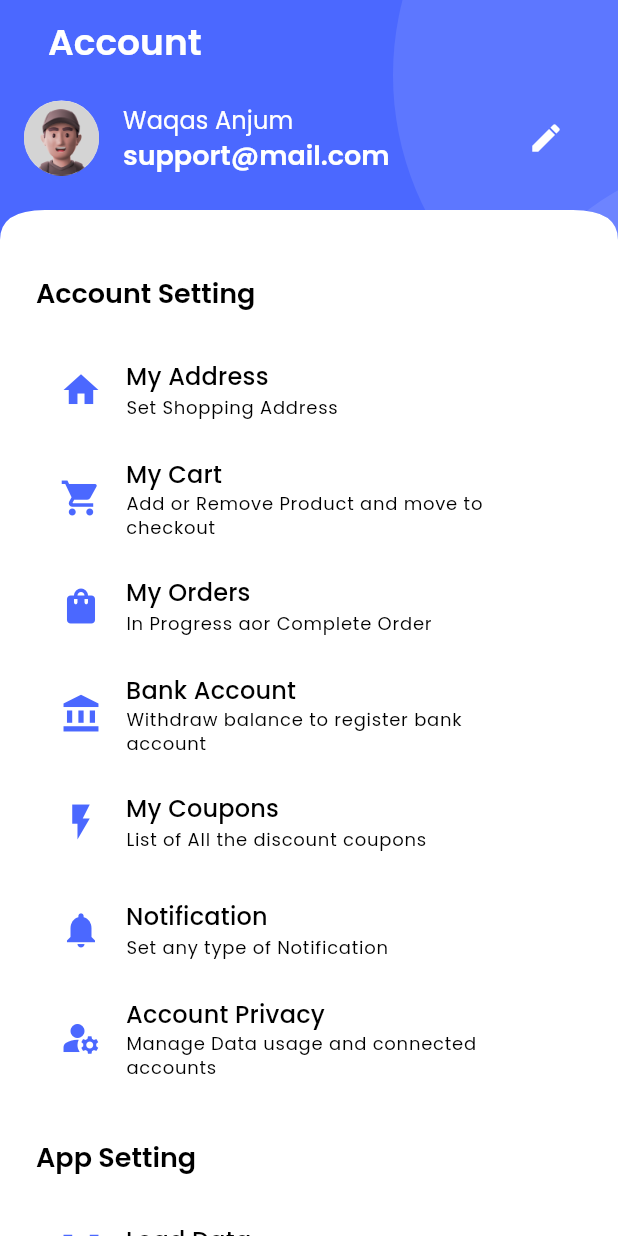
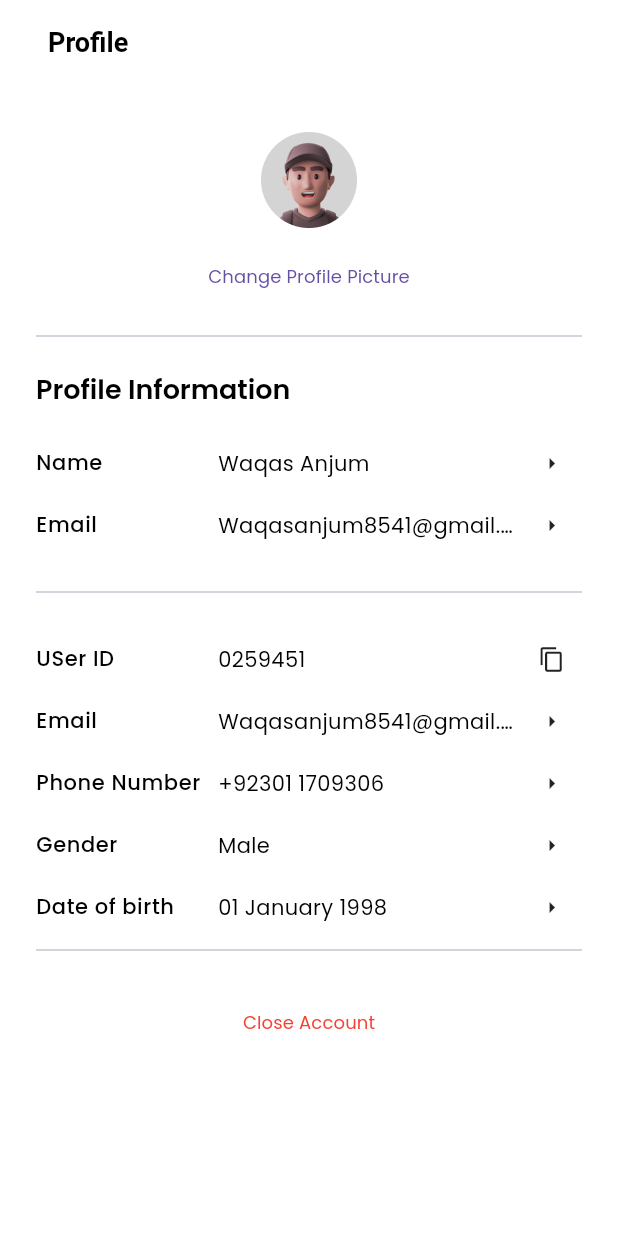
Before and after one commit to waqassanjum/E_Commerce_App, a Flutter app: the SettingScreen screen opened directly, after a tap on the "edit" icon, on a phone screen of 412 x 824 dp. Run offline on Flutter 3.47's test engine with Material 3 defaults, Android fonts, the light colour scheme and no system bars; our stand-ins replace carousel_slider, get, get_storage, logger, smooth_page_indicator; accounts and stored records are empty; Roboto replaces fonts that are missing (poppins).

Commit message:
Your commit message here

```diff
--- a/lib/common/widgets/appbar/appbar.dart
+++ b/lib/common/widgets/appbar/appbar.dart
@@ -1,5 +1,7 @@
+import 'package:e_commerce/utils/constants/colors.dart';
 import 'package:e_commerce/utils/constants/sizes.dart';
 import 'package:e_commerce/utils/device/device_utility.dart';
+import 'package:e_commerce/utils/helpers/helper_function.dart';
 import 'package:flutter/material.dart';
 import 'package:get/get.dart';
 
@@ -20,13 +22,18 @@ class TAppBar extends StatelessWidget implements PreferredSizeWidget {
   final VoidCallback? leadingOnPressed;
   @override
   Widget build(BuildContext context) {
+    final dark = THelperFunction.isDarkMode(context);
     return Padding(
       padding: EdgeInsets.symmetric(horizontal: TSizes.md),
       child: AppBar(
         automaticallyImplyLeading: false,
         leading: showBackArrow
             ? IconButton(
-                onPressed: () => Get.back, icon: Icon(Icons.arrow_left))
+                onPressed: () => Get.back,
+                icon: Icon(
+                  Icons.arrow_left,
+                  color: dark ? TColors.white : TColors.black,
+                ))
             : leadingIcon != null
                 ? IconButton(
                     onPressed: leadingOnPressed, icon: Icon(leadingIcon))
--- a/lib/common/widgets/products/product_card_vertical.dart
+++ b/lib/common/widgets/products/product_card_vertical.dart
@@ -5,11 +5,13 @@ import 'package:e_commerce/common/widgets/products/icons/t_circular.dart';
 import 'package:e_commerce/common/widgets/products/product_price/product_price_text.dart';
 import 'package:e_commerce/common/widgets/texts/product_title.dart';
 import 'package:e_commerce/common/widgets/texts/t_brand_title_text_with_verification_icon.dart';
+import 'package:e_commerce/features/shop/screens/product_details/product_details.dart';
 import 'package:e_commerce/utils/constants/colors.dart';
 import 'package:e_commerce/utils/constants/images_strings.dart';
 import 'package:e_commerce/utils/constants/sizes.dart';
 import 'package:e_commerce/utils/helpers/helper_function.dart';
 import 'package:flutter/material.dart';
+import 'package:get/get.dart';
 
 class TProductCardVertical extends StatelessWidget {
   const TProductCardVertical({super.key});
@@ -18,7 +20,7 @@ class TProductCardVertical extends StatelessWidget {
   Widget build(BuildContext context) {
     final dark = THelperFunction.isDarkMode(context);
     return GestureDetector(
-      onTap: () {},
+      onTap: () => Get.to(() => ProductDetail()),
       child: Container(
         width: 180,
         padding: EdgeInsets.all(1),
--- a/lib/features/authentication/screen/login/widgets/widget/login_form.dart
+++ b/lib/features/authentication/screen/login/widgets/widget/login_form.dart
@@ -21,7 +21,9 @@ class TLoginForm extends StatelessWidget {
           children: [
             TextFormField(
               decoration: InputDecoration(
-                  prefixIcon: Icon(Icons.email), labelText: TTexts.email),
+                prefixIcon: Icon(Icons.email),
+                labelText: TTexts.email,
+              ),
             ),
 
             const SizedBox(height: TSizes.spaceBtwInputField),
--- /dev/null
+++ b/lib/features/personalization/screens/profile/profile.dart
@@ -0,0 +1,112 @@
+import 'package:e_commerce/common/widgets/appbar/appbar.dart';
+import 'package:e_commerce/common/widgets/images/t_circular_image.dart';
+import 'package:e_commerce/common/widgets/texts/section_heading.dart';
+import 'package:e_commerce/features/personalization/screens/profile/widgets/profile_menu.dart';
+import 'package:e_commerce/features/personalization/screens/setting/setting.dart';
+import 'package:e_commerce/utils/constants/images_strings.dart';
+import 'package:e_commerce/utils/constants/sizes.dart';
+// import 'package:e_commerce/utils/helpers/helper_function.dart';
+import 'package:flutter/material.dart';
+import 'package:get/get.dart';
+
+class ProfileScreen extends StatelessWidget {
+  const ProfileScreen({super.key});
+
+  @override
+  Widget build(BuildContext context) {
+    // final dark = THelperFunction.isDarkMode(context);
+    return Scaffold(
+      appBar: TAppBar(
+        showBackArrow: false,
+        title: Text('Profile'),
+      ),
+      // Body
+      body: SingleChildScrollView(
+        child: Padding(
+          padding: EdgeInsets.all(TSizes.defaultSpace),
+          child: Column(
+            children: [
+              SizedBox(
+                width: double.infinity,
+                child: Column(
+                  children: [
+                    TCircularImage(
+                      image: TImages.user,
+                      width: 80,
+                      height: 80,
+                    ),
+                    TextButton(
+                        onPressed: () {},
+                        child: Text('Change Profile Picture')),
+                  ],
+                ),
+              ),
+              // Details
+              SizedBox(height: TSizes.spaceBtwItems / 2),
+              Divider(),
+              SizedBox(height: TSizes.spaceBtwItems),
+              TSectionHeading(
+                  title: 'Profile Information', showActionButton: false),
+              SizedBox(
+                height: TSizes.spaceBtwItems,
+              ),
+
+              TProfileMenu(
+                title: 'Name',
+                value: 'Waqas Anjum',
+                onPressed: () {},
+              ),
+
+              TProfileMenu(
+                title: 'Email',
+                value: 'Waqasanjum8541@gmail.com',
+                onPressed: () {},
+              ),
+              SizedBox(height: TSizes.spaceBtwItems),
+              Divider(),
+              SizedBox(height: TSizes.spaceBtwItems),
+              TProfileMenu(
+                title: 'USer ID',
+                icon: Icons.copy,
+                value: '0259451',
+                onPressed: () {},
+              ),
+              TProfileMenu(
+                title: 'Email',
+                value: 'Waqasanjum8541@gmail.com',
+                onPressed: () {},
+              ),
+              TProfileMenu(
+                title: 'Phone Number',
+                value: '+92301 1709306',
+                onPressed: () {},
+              ),
+              TProfileMenu(
+                title: 'Gender',
+                value: 'Male',
+                onPressed: () {},
+              ),
+              TProfileMenu(
+                title: 'Date of birth',
+                value: '01 January 1998',
+                onPressed: () {},
+              ),
+              Divider(),
+              SizedBox(height: TSizes.spaceBtwItems),
+
+              Center(
+                child: TextButton(
+                  onPressed: () => Get.to(() => SettingScreen()),
+                  child: Text(
+                    'Close Account',
+                    style: TextStyle(color: Colors.red),
+                  ),
+                ),
+              ),
+            ],
+          ),
+        ),
+      ),
+    );
+  }
+}
--- /dev/null
+++ b/lib/features/personalization/screens/profile/widgets/profile_menu.dart
@@ -0,0 +1,48 @@
+import 'package:e_commerce/utils/constants/sizes.dart';
+import 'package:flutter/material.dart';
+
+class TProfileMenu extends StatelessWidget {
+  const TProfileMenu({
+    super.key,
+    required this.onPressed,
+    required this.title,
+    required this.value,
+    this.icon = Icons.arrow_right,
+  });
+  final IconData icon;
+  final VoidCallback onPressed;
+  final String title, value;
+
+  @override
+  Widget build(BuildContext context) {
+    return GestureDetector(
+      onTap: onPressed,
+      child: Padding(
+        padding: EdgeInsets.symmetric(vertical: TSizes.spaceBtwItems / 1.5),
+        child: Row(
+          children: [
+            Expanded(
+                flex: 3,
+                child: Text(
+                  title,
+                  style: Theme.of(context).textTheme.bodySmall,
+                  overflow: TextOverflow.ellipsis,
+                )),
+            Expanded(
+                flex: 5,
+                child: Text(
+                  value,
+                  style: Theme.of(context).textTheme.bodyMedium,
+                  overflow: TextOverflow.ellipsis,
+                )),
+            Expanded(
+                child: Icon(
+              icon,
+              size: 18,
+            )),
+          ],
+        ),
+      ),
+    );
+  }
+}
--- a/lib/features/personalization/screens/setting/setting.dart
+++ b/lib/features/personalization/screens/setting/setting.dart
@@ -4,6 +4,7 @@ import 'package:e_commerce/common/widgets/list_tiles/setting_menu_title.dart';
 import 'package:e_commerce/common/widgets/list_tiles/user_profile_tiles.dart';
 import 'package:e_commerce/common/widgets/texts/section_heading.dart';
 import 'package:e_commerce/features/authentication/screen/login/widgets/login_screen.dart';
+import 'package:e_commerce/features/personalization/screens/profile/profile.dart';
 import 'package:e_commerce/utils/constants/colors.dart';
 import 'package:e_commerce/utils/constants/sizes.dart';
 import 'package:flutter/material.dart';
@@ -33,7 +34,7 @@ class SettingScreen extends StatelessWidget {
                   ),
 
                   // user profile card
-                  TUserProfile(),
+                  TUserProfile(onPressed: () => Get.to(() => ProfileScreen())),
                   SizedBox(height: TSizes.spaceBtwSection),
                 ],
               ),
@@ -118,7 +119,7 @@ class SettingScreen extends StatelessWidget {
                   ),
                   SizedBox(
                     height: TSizes.spaceBtwSection * 2.5,
-                  )
+                  ),
                 ],
               ),
             ),
```
Also changed, not shown: lib/common/widgets/list_tiles/user_profile_tiles.dart (+3 -4 lines), lib/common/widgets/products/product_price/product_price_text.dart (+7 -12 lines), lib/common/widgets/texts/product_title.dart (+3 -10 lines), lib/common/widgets/texts/t_brand_title_text_with_verification_icon.dart (+3 -5 lines), lib/features/shop/screens/product_details/product_details.dart (added, +45 -0 lines), lib/features/shop/screens/product_details/widgets/product_detail_image_slider.dart (added, +71 -0 lines), lib/features/shop/screens/product_details/widgets/product_meta_data.dart (added, +85 -0 lines), lib/features/shop/screens/product_details/widgets/rating_share_widget.dart (added, +42 -0 lines), pubspec.lock, 1 other file.
